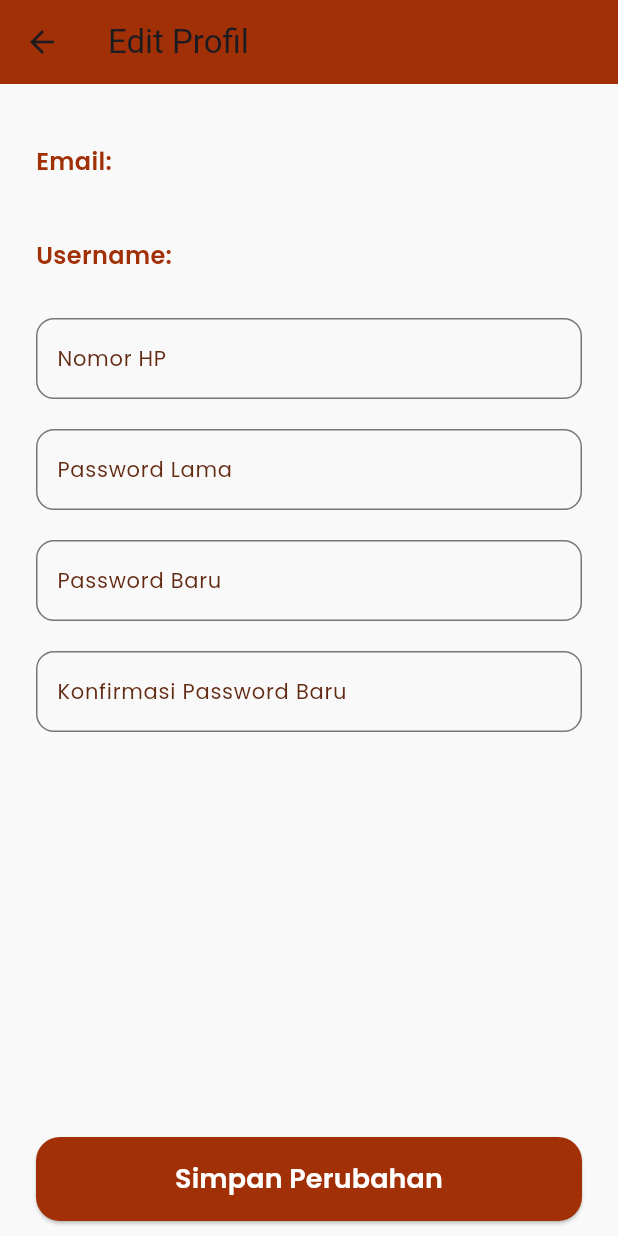
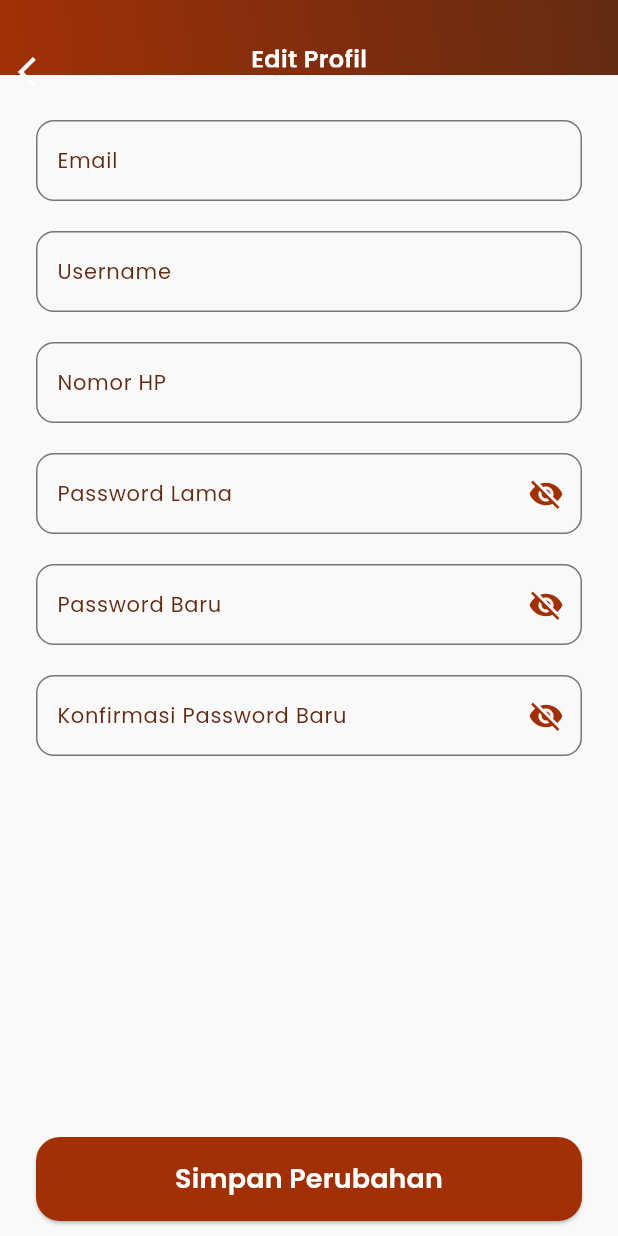
Before and after one commit to RaidFortallz/UAS_Mobile2, a Flutter app: the ProfilePage screen opened by its route, after a tap on "Edit Profil", on a phone screen of 412 x 824 dp. Run offline on Flutter 3.47's test engine with Material 3 defaults, Android fonts, the light colour scheme and no system bars; our stand-ins replace awesome_dialog, badges, cached_network_image, carousel_slider, dio, flutter_bounceable and 8 more; accounts and stored records are empty.

Commit message:
Update Sidebar

```diff
--- a/lib/Frontend/Halaman_User/Hal_Dashboard/dashboard.dart
+++ b/lib/Frontend/Halaman_User/Hal_Dashboard/dashboard.dart
@@ -16,11 +16,8 @@ class DashboardPage extends StatefulWidget {
 class _DashboardPageState extends State<DashboardPage> {
   int indexMenu = 0;
 
-
   @override
   Widget build(BuildContext context) {
-
-
     final menu = [
       {
         'icon': 'assets/image/ic_home_border.png',
@@ -40,7 +37,7 @@ class _DashboardPageState extends State<DashboardPage> {
       {
         'icon': 'assets/image/ic_notification_border.png',
         'icon_active': 'assets/image/ic_notification_active.png',
-      'fragment':  const NotifikasiFragment()
+        'fragment': const NotifikasiFragment()
       },
     ];
 
--- a/lib/Frontend/Halaman_User/Hal_Dashboard/home.dart
+++ b/lib/Frontend/Halaman_User/Hal_Dashboard/home.dart
@@ -394,10 +394,10 @@ class _HomeFragmentState extends State<HomeFragment> {
       return const Padding(
         padding: EdgeInsets.only(top: 80),
         child: Center(
-            child:
-            Text(
+            child: Text(
           'Kopi tidak tersedia.',
-          style: TextStyle(fontFamily: "poppinsregular", color: warnaKopi, fontSize: 18),
+          style: TextStyle(
+              fontFamily: "poppinsregular", color: warnaKopi, fontSize: 18),
         )),
       );
     }
--- a/lib/Frontend/Halaman_User/Sidebar/edit_profile.dart
+++ b/lib/Frontend/Halaman_User/Sidebar/edit_profile.dart
@@ -53,9 +53,51 @@ class _EditProfilePageState extends State<EditProfilePage> {
     }
 
     return Scaffold(
-      appBar: AppBar(
-        title: const Text('Edit Profil'),
-        backgroundColor: warnaKopi2,
+      appBar: PreferredSize(
+        preferredSize: const Size.fromHeight(50.0),
+        child: Container(
+          padding: const EdgeInsets.symmetric(vertical: 5),
+          decoration: const BoxDecoration(
+            gradient: LinearGradient(
+              begin: Alignment.topRight,
+              end: Alignment.bottomLeft,
+              colors: [warnaKopi, warnaKopi2],
+            ),
+          ),
+          child: Row(
+            children: [
+              Padding(
+                padding: const EdgeInsets.only(top: 23.0),
+                child: IconButton(
+                  onPressed: () => Navigator.pop(context),
+                  icon: const Icon(
+                    Icons.arrow_back_ios,
+                    color: Colors.white,
+                    size: 24,
+                  ),
+                ),
+              ),
+              const Expanded(
+                child: Align(
+                  alignment: Alignment.center,
+                  child: Padding(
+                    padding: EdgeInsets.only(top: 23.0),
+                    child: Text(
+                      'Edit Profil',
+                      style: TextStyle(
+                        fontFamily: "poppinsregular",
+                        fontSize: 16,
+                        fontWeight: FontWeight.w600,
+                        color: Colors.white,
+                      ),
+                    ),
+                  ),
+                ),
+              ),
+              const SizedBox(width: 48),
+            ],
+          ),
+        ),
       ),
       body: Form(
         key: _formKey,
@@ -69,31 +111,11 @@ class _EditProfilePageState extends State<EditProfilePage> {
                   crossAxisAlignment: CrossAxisAlignment.start,
                   children: [
                     const SizedBox(height: 20),
-                    Padding(
-                      padding: const EdgeInsets.symmetric(vertical: 10),
-                      child: Text(
-                        "Email: $_newEmail",
-                        style: const TextStyle(
-                          fontFamily: "poppinsregular",
-                          fontSize: 16,
-                          fontWeight: FontWeight.w600,
-                          color: warnaKopi2,
-                        ),
-                      ),
-                    ),
+                    buildTextField("Email", _newEmail ?? '',
+                        (value) => _newEmail = value, true),
                     const SizedBox(height: 20),
-                    Padding(
-                      padding: const EdgeInsets.symmetric(vertical: 10),
-                      child: Text(
-                        "Username: $_newUsername",
-                        style: const TextStyle(
-                          fontFamily: "poppinsregular",
-                          fontSize: 16,
-                          fontWeight: FontWeight.w600,
-                          color: warnaKopi2,
-                        ),
-                      ),
-                    ),
+                    buildTextField("Username", _newUsername ?? '',
+                        (value) => _newUsername = value),
                     const SizedBox(height: 20),
                     buildTextField("Nomor HP", _newPhone ?? '',
                         (value) => _newPhone = value),
@@ -219,6 +241,10 @@ class _EditProfilePageState extends State<EditProfilePage> {
   Widget buildTextField(
       String label, String initialValue, Function(String?) onSaved,
       [bool isEmail = false, bool isPassword = false]) {
+    bool isPasswordVisible = false;
+
+    return StatefulBuilder(
+      builder: (context, setState) {
         return TextFormField(
           initialValue: initialValue,
           decoration: InputDecoration(
@@ -234,15 +260,32 @@ class _EditProfilePageState extends State<EditProfilePage> {
             ),
             contentPadding:
                 const EdgeInsets.symmetric(vertical: 15, horizontal: 10),
+            suffixIcon: isPassword
+                ? IconButton(
+                    icon: Icon(
+                      isPasswordVisible
+                          ? Icons.visibility
+                          : Icons.visibility_off,
+                      color: warnaKopi2,
                     ),
-      obscureText: isPassword,
+                    onPressed: () {
+                      setState(() {
+                        isPasswordVisible = !isPasswordVisible;
+                      });
+                    },
+                  )
+                : null,
+          ),
+          obscureText: isPassword && !isPasswordVisible,
           onSaved: onSaved,
           validator: (value) {
             if (value == null || value.isEmpty) {
-          return '$label tidak boleh kosong'; // Validasi untuk memastikan kolom tidak kosong
+              return '$label tidak boleh kosong';
             }
             return null;
           },
         );
+      },
+    );
   }
 }
--- a/lib/Frontend/Halaman_User/Sidebar/profile.dart
+++ b/lib/Frontend/Halaman_User/Sidebar/profile.dart
@@ -93,7 +93,7 @@ class _ProfilePageState extends State<ProfilePage> {
     );
 
     if (result == true) {
-      _loadProfile(); // Memuat ulang profil jika ada perubahan
+      _loadProfile();
     }
   }
 
@@ -115,15 +115,16 @@ class _ProfilePageState extends State<ProfilePage> {
                         Icon(
                           Icons.person,
                           size: 80,
-                          color: warnaKopi3,
+                          color: warnaKopi2,
                         ),
                         SizedBox(height: 16),
                         Text(
                           'Profile Saya',
                           style: TextStyle(
+                            fontFamily: "poppinsregular",
                             fontSize: 24,
                             fontWeight: FontWeight.bold,
-                            color: warnaKopi3,
+                            color: warnaKopi2,
                           ),
                         ),
                         SizedBox(height: 8),
@@ -166,7 +167,7 @@ class _ProfilePageState extends State<ProfilePage> {
                     child: ElevatedButton(
                       onPressed: _navigateToEditProfile,
                       style: ElevatedButton.styleFrom(
-                        backgroundColor: warnaKopi3,
+                        backgroundColor: warnaKopi2,
                         shape: RoundedRectangleBorder(
                           borderRadius: BorderRadius.circular(12),
                         ),
@@ -178,6 +179,7 @@ class _ProfilePageState extends State<ProfilePage> {
                       child: const Text(
                         'Edit Profil',
                         style: TextStyle(
+                          fontFamily: "poppinsregular",
                           fontSize: 18,
                           fontWeight: FontWeight.bold,
                           color: Colors.white,
@@ -199,7 +201,7 @@ class _ProfilePageState extends State<ProfilePage> {
                         backgroundColor: Colors.white,
                         shape: RoundedRectangleBorder(
                           borderRadius: BorderRadius.circular(12),
-                          side: const BorderSide(color: warnaKopi3),
+                          side: const BorderSide(color: warnaKopi2),
                         ),
                         padding: const EdgeInsets.symmetric(
                           horizontal: 80,
@@ -209,9 +211,10 @@ class _ProfilePageState extends State<ProfilePage> {
                       child: const Text(
                         'Kembali',
                         style: TextStyle(
+                          fontFamily: "poppinsregular",
                           fontSize: 18,
                           fontWeight: FontWeight.bold,
-                          color: warnaKopi3,
+                          color: warnaKopi2,
                         ),
                       ),
                     ),
@@ -255,6 +258,7 @@ class _ProfilePageState extends State<ProfilePage> {
           Text(
             title,
             style: const TextStyle(
+              fontFamily: "poppinsregular",
               fontSize: 16,
               fontWeight: FontWeight.w600,
               color: Colors.black87,
@@ -263,6 +267,7 @@ class _ProfilePageState extends State<ProfilePage> {
           Text(
             value.isEmpty ? 'Tidak ada data' : value,
             style: const TextStyle(
+              fontFamily: "poppinsregular",
               fontSize: 14,
               color: Colors.black54,
             ),
--- a/lib/Frontend/Halaman_User/Sidebar/sidebar.dart
+++ b/lib/Frontend/Halaman_User/Sidebar/sidebar.dart
@@ -70,6 +70,7 @@ class _SidebarPageState extends State<SidebarPage> {
                 Text(
                   username,
                   style: const TextStyle(
+                    fontFamily: "poppinsregular",
                     fontSize: 20,
                     fontWeight: FontWeight.bold,
                     color: Colors.white,
@@ -78,6 +79,7 @@ class _SidebarPageState extends State<SidebarPage> {
                 Text(
                   email,
                   style: const TextStyle(
+                    fontFamily: "poppinsregular",
                     fontSize: 14,
                     color: Colors.white70,
                   ),
@@ -169,6 +171,7 @@ class _SidebarPageState extends State<SidebarPage> {
       title: Text(
         title,
         style: const TextStyle(
+          fontFamily: "poppinsregular",
           fontSize: 18,
           fontWeight: FontWeight.w600,
           color: Colors.black87,
```
Also changed, not shown: lib/Frontend/Halaman_User/Sidebar/about.dart (+8 -8 lines), lib/Frontend/Halaman_User/Sidebar/saldo.dart (+6 -6 lines), lib/Frontend/Halaman_User/Sidebar/settings.dart (+5 -5 lines), pubspec.lock. Lines whose indentation alone changed are shown as unchanged.
